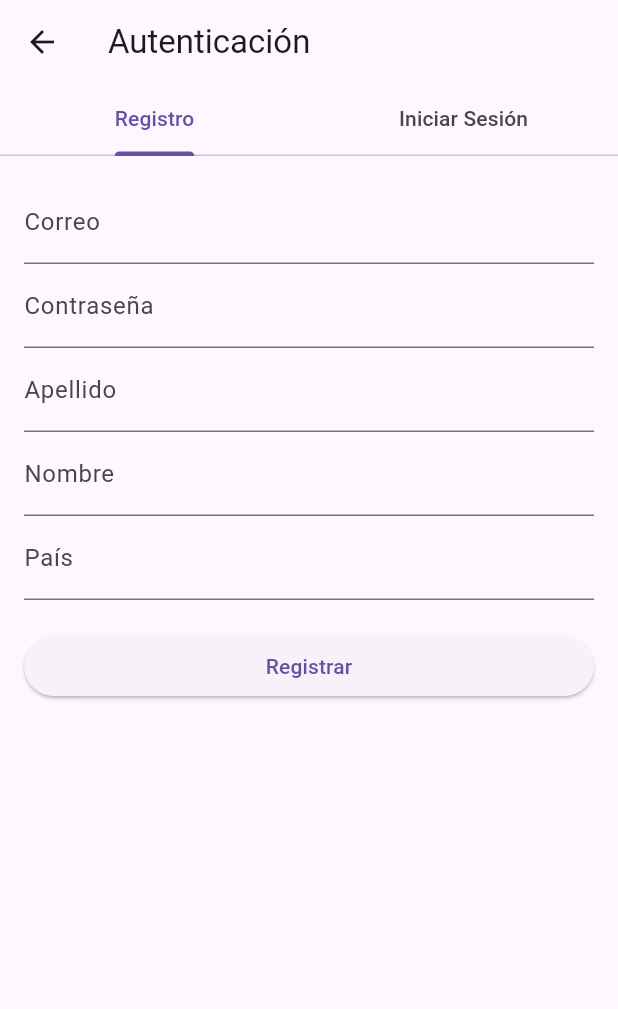
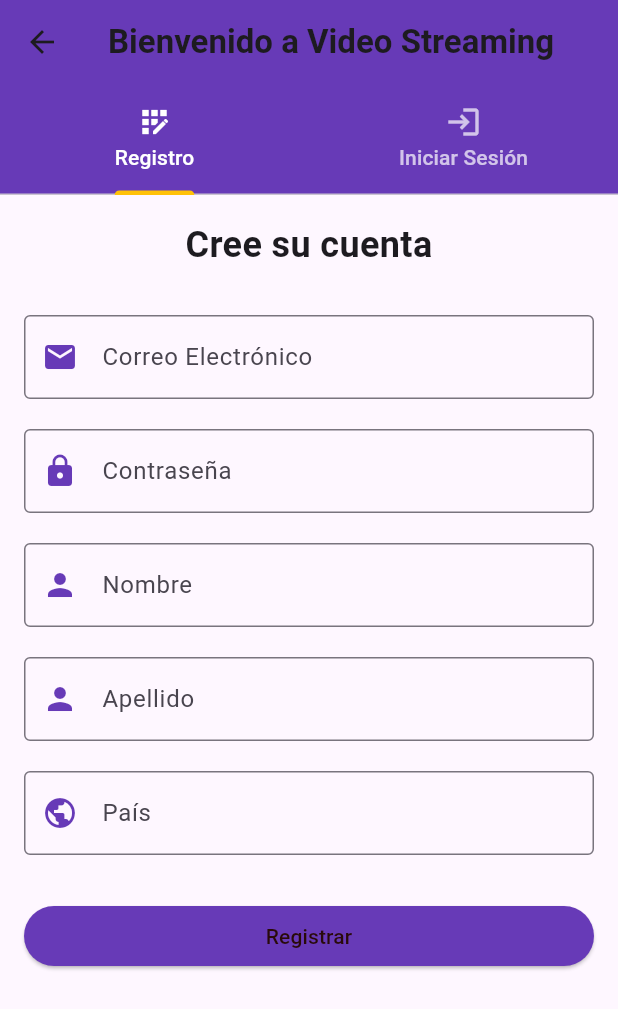
Before and after one commit to RICARDO2024918/examenfinal, a Flutter app: the LoginPage screen opened directly, on a phone screen of 412 x 824 dp. Shown: the top 1009 px of the screen. Run offline on Flutter 3.47's test engine with Material 3 defaults, Android fonts, the phone set to English and light mode, and no system bars.

Commit message:
Forma actual
hola

```diff
--- a/streaming/lib/inicio.dart
+++ b/streaming/lib/inicio.dart
@@ -61,7 +61,7 @@ class HomePage extends StatelessWidget {
                   );
                 },
                 child: const Text(
-                  'Iniciar',
+                  'Next>>',
                   style: TextStyle(fontSize: 18),
                 ),
               ),
--- a/streaming/lib/login_page.dart
+++ b/streaming/lib/login_page.dart
@@ -40,6 +40,13 @@ class _LoginPageState extends State<LoginPage>
   @override
   void dispose() {
     _tabController.dispose();
+    _registerUsernameController.dispose();
+    _registerPasswordController.dispose();
+    _lastnameController.dispose();
+    _firstnameController.dispose();
+    _countryController.dispose();
+    _loginUsernameController.dispose();
+    _loginPasswordController.dispose();
     super.dispose();
   }
 
@@ -56,8 +63,15 @@ class _LoginPageState extends State<LoginPage>
       try {
         final token = await _apiService.registerUser(userData);
         setState(() {
-          _responseMessage = "Registro exitoso. Token: $token";
+          _responseMessage =
+              "Registro exitoso. ¡Bienvenido a nuestra plataforma de streaming! Diríjase a Inicio de Sesión.";
         });
+
+        _registerUsernameController.clear();
+        _registerPasswordController.clear();
+        _lastnameController.clear();
+        _firstnameController.clear();
+        _countryController.clear();
       } catch (e) {
         setState(() {
           _responseMessage = e.toString();
@@ -76,7 +90,8 @@ class _LoginPageState extends State<LoginPage>
       try {
         final token = await _apiService.loginUser(loginData);
         setState(() {
-          _responseMessage = "Inicio de sesión exitoso. Token: $token";
+          _responseMessage =
+              "Inicio de sesión exitoso. ¡Disfrute su contenido!";
         });
       } catch (e) {
         setState(() {
@@ -89,99 +104,37 @@ class _LoginPageState extends State<LoginPage>
   @override
   Widget build(BuildContext context) {
     return Scaffold(
-      appBar: AppBar(title: Text("Autenticación")),
+      appBar: AppBar(
+        title: Text(
+          "Bienvenido a Video Streaming",
+          style: TextStyle(fontWeight: FontWeight.bold),
+        ),
+        backgroundColor: Colors.deepPurple,
+        centerTitle: true,
+      ),
       body: Column(
         children: [
-          TabBar(
-            controller: _tabController,
-            tabs: [
-              Tab(text: "Registro"),
-              Tab(text: "Iniciar Sesión"),
-            ],
+          Container(
+            color: Colors.deepPurple,
+            child: TabBar(
+              controller: _tabController,
+              labelColor: Colors.white,
+              unselectedLabelColor: Colors.white70,
+              indicatorColor: Colors.amber,
+              tabs: [
+                Tab(icon: Icon(Icons.app_registration), text: "Registro"),
+                Tab(icon: Icon(Icons.login), text: "Iniciar Sesión"),
+              ],
+            ),
           ),
           Expanded(
             child: TabBarView(
               controller: _tabController,
               children: [
                 // Pestaña de Registro
-                Padding(
-                  padding: const EdgeInsets.all(16.0),
-                  child: Form(
-                    key: _registerFormKey,
-                    child: ListView(
-                      children: [
-                        TextFormField(
-                          controller: _registerUsernameController,
-                          decoration: InputDecoration(labelText: "Correo"),
-                          validator: (value) =>
-                              value!.isEmpty ? "El correo es requerido" : null,
-                        ),
-                        TextFormField(
-                          controller: _registerPasswordController,
-                          decoration: InputDecoration(labelText: "Contraseña"),
-                          obscureText: true,
-                          validator: (value) => value!.isEmpty
-                              ? "La contraseña es requerida"
-                              : null,
-                        ),
-                        TextFormField(
-                          controller: _lastnameController,
-                          decoration: InputDecoration(labelText: "Apellido"),
-                          validator: (value) => value!.isEmpty
-                              ? "El apellido es requerido"
-                              : null,
-                        ),
-                        TextFormField(
-                          controller: _firstnameController,
-                          decoration: InputDecoration(labelText: "Nombre"),
-                          validator: (value) =>
-                              value!.isEmpty ? "El nombre es requerido" : null,
-                        ),
-                        TextFormField(
-                          controller: _countryController,
-                          decoration: InputDecoration(labelText: "País"),
-                          validator: (value) =>
-                              value!.isEmpty ? "El país es requerido" : null,
-                        ),
-                        SizedBox(height: 20),
-                        ElevatedButton(
-                          onPressed: _registerUser,
-                          child: Text("Registrar"),
-                        ),
-                      ],
-                    ),
-                  ),
-                ),
+                _buildRegistrationForm(),
                 // Pestaña de Inicio de Sesión
-                Padding(
-                  padding: const EdgeInsets.all(16.0),
-                  child: Form(
-                    key: _loginFormKey,
-                    child: ListView(
-                      children: [
-                        TextFormField(
-                          controller: _loginUsernameController,
-                          decoration: InputDecoration(labelText: "Correo"),
-                          validator: (value) =>
-                              value!.isEmpty ? "El correo es requerido" : null,
-                        ),
-                        TextFormField(
-                          controller: _loginPasswordController,
-                          decoration: InputDecoration(labelText: "Contraseña"),
-                          obscureText: true,
-                          validator: (value) => value!.isEmpty
-                              ? "La contraseña es requerida"
-                              : null,
-                        ),
-                        SizedBox(height: 20),
-                        ElevatedButton(
-                          onPressed: _loginUser,
-                          child: Text("Iniciar Sesión"),
-                        ),
-                      ],
-                    ),
-                  ),
-                ),
+                _buildLoginForm(),
               ],
             ),
           ),
@@ -190,11 +143,113 @@ class _LoginPageState extends State<LoginPage>
               padding: const EdgeInsets.all(16.0),
               child: Text(
                 _responseMessage!,
-                style: TextStyle(color: Colors.red),
+                style:
+                    TextStyle(color: Colors.red, fontWeight: FontWeight.bold),
+                textAlign: TextAlign.center,
               ),
             ),
         ],
       ),
     );
   }
+
+  Widget _buildRegistrationForm() {
+    return Padding(
+      padding: const EdgeInsets.all(16.0),
+      child: Form(
+        key: _registerFormKey,
+        child: ListView(
+          children: [
+            Text(
+              "Cree su cuenta",
+              style: TextStyle(fontSize: 24, fontWeight: FontWeight.bold),
+              textAlign: TextAlign.center,
+            ),
+            SizedBox(height: 20),
+            _buildTextField(_registerUsernameController, "Correo Electrónico",
+                Icons.email, "El correo es requerido"),
+            _buildTextField(
+              _registerPasswordController,
+              "Contraseña",
+              Icons.lock,
+              "La contraseña es requerida",
+              isPassword: true,
+            ),
+            _buildTextField(_firstnameController, "Nombre", Icons.person,
+                "El nombre es requerido"),
+            _buildTextField(_lastnameController, "Apellido", Icons.person,
+                "El apellido es requerido"),
+            _buildTextField(_countryController, "País", Icons.public,
+                "El país es requerido"),
+            SizedBox(height: 20),
+            ElevatedButton(
+              onPressed: _registerUser,
+              style: ElevatedButton.styleFrom(
+                backgroundColor: Colors.deepPurple,
+                foregroundColor: const Color.fromARGB(255, 41, 10,
+                    10), // Cambia el texto a blanco o cualquier color deseado
+              ),
+              child: Text("Registrar"),
+            ),
+          ],
+        ),
+      ),
+    );
+  }
+
+  Widget _buildLoginForm() {
+    return Padding(
+      padding: const EdgeInsets.all(16.0),
+      child: Form(
+        key: _loginFormKey,
+        child: ListView(
+          children: [
+            Text(
+              "Inicie Sesión",
+              style: TextStyle(fontSize: 24, fontWeight: FontWeight.bold),
+              textAlign: TextAlign.center,
+            ),
+            SizedBox(height: 20),
+            _buildTextField(_loginUsernameController, "Correo Electrónico",
+                Icons.email, "El correo es requerido"),
+            _buildTextField(
+              _loginPasswordController,
+              "Contraseña",
+              Icons.lock,
+              "La contraseña es requerida",
+              isPassword: true,
+            ),
+            SizedBox(height: 20),
+            ElevatedButton(
+              onPressed: _loginUser,
+              style: ElevatedButton.styleFrom(
+                backgroundColor: Colors.deepPurple,
+                foregroundColor: const Color.fromARGB(255, 41, 10,
+                    10), // Cambia el texto a blanco o cualquier color deseado
+              ),
+              child: Text("Iniciar Sesión"),
+            ),
+          ],
+        ),
+      ),
+    );
+  }
+
+  Widget _buildTextField(TextEditingController controller, String labelText,
+      IconData icon, String validationMessage,
+      {bool isPassword = false}) {
+    return Padding(
+      padding: const EdgeInsets.symmetric(vertical: 10.0),
+      child: TextFormField(
+        controller: controller,
+        decoration: InputDecoration(
+          labelText: labelText,
+          prefixIcon: Icon(icon, color: Colors.deepPurple),
+          border: OutlineInputBorder(),
+        ),
+        obscureText: isPassword,
+        validator: (value) => value!.isEmpty ? validationMessage : null,
+      ),
+    );
+  }
 }
```
